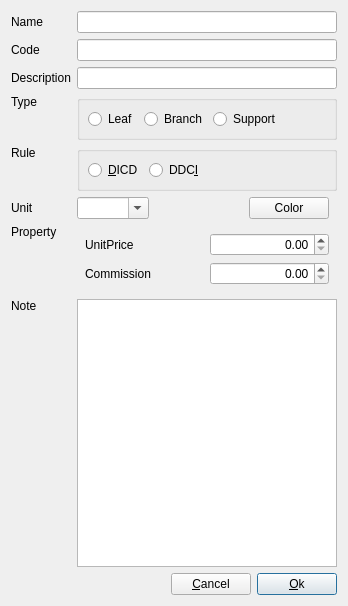
Old version of the form dialog/editnode/editnodeproduct.ui in the repository YtxCash/YTX.
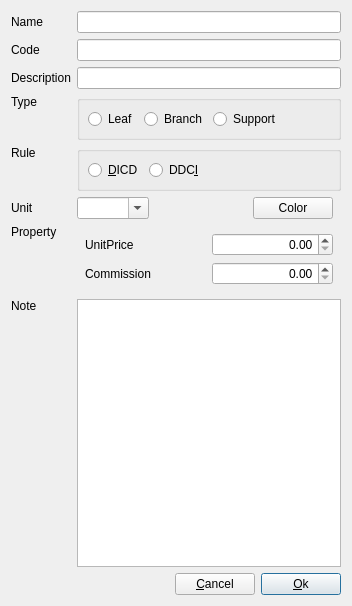
New version of the form. Custom widgets are drawn as their Qt base class.

What changed in the file:
```diff
--- a/dialog/editnode/editnodeproduct.ui
+++ b/dialog/editnode/editnodeproduct.ui
@@ -6,7 +6,7 @@
    <rect>
     <x>0</x>
     <y>0</y>
-    <width>348</width>
+    <width>352</width>
     <height>606</height>
    </rect>
   </property>
```
Left out of the diff: 6 changed lines with no effect on the pictures.
